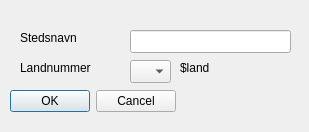
Old version of the form src/QT/jobber/jobber/newcity.ui in the repository andersbo87/sources.
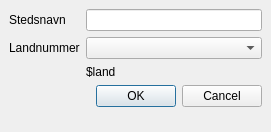
New version of the form.

Patch:
```diff
--- a/src/QT/jobber/jobber/newcity.ui
+++ b/src/QT/jobber/jobber/newcity.ui
@@ -6,23 +6,23 @@
    <rect>
     <x>0</x>
     <y>0</y>
-    <width>309</width>
+    <width>271</width>
     <height>132</height>
    </rect>
   </property>
+  <property name="minimumSize">
+   <size>
+    <width>271</width>
+    <height>132</height>
+   </size>
+  </property>
   <property name="windowTitle">
    <string>Legg til nytt sted</string>
   </property>
   <widget class="QWidget" name="centralwidget">
+   <layout class="QFormLayout" name="formLayout">
+    <item row="0" column="0">
    <widget class="QLabel" name="labelCityName">
-    <property name="geometry">
-     <rect>
-      <x>20</x>
-      <y>30</y>
-      <width>91</width>
-      <height>16</height>
-     </rect>
-    </property>
     <property name="locale">
      <locale language="NorwegianBokmal" country="Norway"/>
     </property>
@@ -30,15 +30,12 @@
      <string>Stedsnavn</string>
     </property>
    </widget>
+    </item>
+    <item row="0" column="1">
+     <widget class="QLineEdit" name="lineEditCityName"/>
+    </item>
+    <item row="2" column="0">
    <widget class="QLabel" name="labelCountryID">
-    <property name="geometry">
-     <rect>
-      <x>20</x>
-      <y>60</y>
-      <width>91</width>
-      <height>16</height>
-     </rect>
-    </property>
     <property name="locale">
      <locale language="NorwegianBokmal" country="Norway"/>
     </property>
@@ -46,15 +43,12 @@
      <string>Landnummer</string>
     </property>
    </widget>
+    </item>
+    <item row="2" column="1">
+     <widget class="QComboBox" name="comboBox"/>
+    </item>
+    <item row="3" column="1">
    <widget class="QLabel" name="labelCountryName">
-    <property name="geometry">
-     <rect>
-      <x>180</x>
-      <y>60</y>
-      <width>121</width>
-      <height>16</height>
-     </rect>
-    </property>
     <property name="locale">
      <locale language="NorwegianBokmal" country="Norway"/>
     </property>
@@ -62,35 +56,9 @@
      <string>$land</string>
     </property>
    </widget>
-   <widget class="QLineEdit" name="lineEditCityName">
-    <property name="geometry">
-     <rect>
-      <x>130</x>
-      <y>30</y>
-      <width>161</width>
-      <height>23</height>
-     </rect>
-    </property>
-   </widget>
-   <widget class="QComboBox" name="comboBox">
-    <property name="geometry">
-     <rect>
-      <x>130</x>
-      <y>60</y>
-      <width>41</width>
-      <height>23</height>
-     </rect>
-    </property>
-   </widget>
+    </item>
+    <item row="4" column="0" colspan="2">
    <widget class="QDialogButtonBox" name="buttonBox">
-    <property name="geometry">
-     <rect>
-      <x>10</x>
-      <y>90</y>
-      <width>166</width>
-      <height>23</height>
-     </rect>
-    </property>
     <property name="locale">
      <locale language="NorwegianBokmal" country="Norway"/>
     </property>
@@ -98,6 +66,8 @@
      <set>QDialogButtonBox::Cancel|QDialogButtonBox::Ok</set>
     </property>
    </widget>
+    </item>
+   </layout>
   </widget>
  </widget>
  <resources/>
```
Lines whose indentation alone changed are shown as unchanged.
